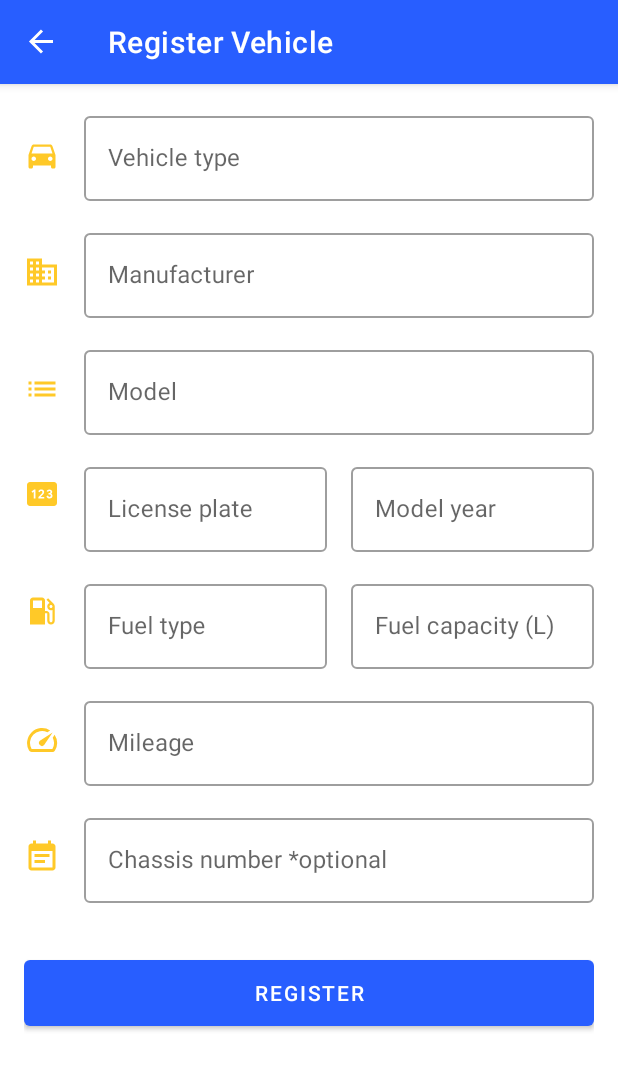
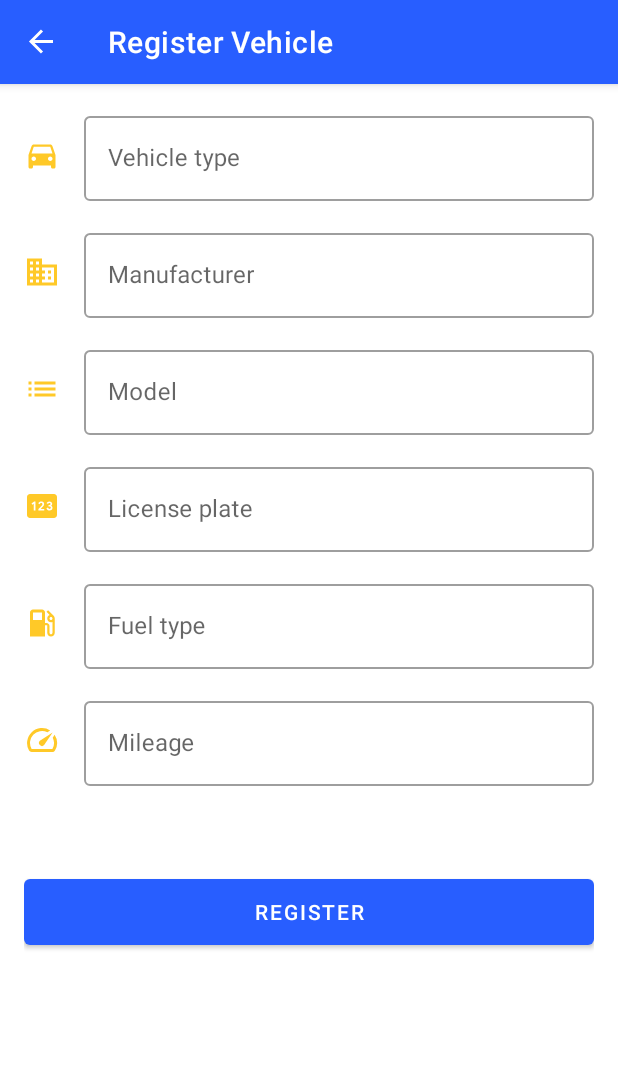
Before and after one commit to PeterKingori/My-Car-Maintenance, an Android app: the VehicleRegistrationFragment screen opened through its navigation route, on a phone screen of 412 x 824 dp. Shown: the top 1070 px of the screen. Run offline under Robolectric (Android 15) with nearby library versions, the light colour scheme and no system bars; our stand-ins replace data binding, navigation-ui; 2 statements that could not run were skipped.

Commit message:
Refactor the vehicle registration fragment by reducing number of fields and refactor the code in other files to make it easier to understand.

```diff
--- a/app/src/main/java/com/pkndegwa/mycarmaintenance/adapter/VehiclesAdapter.kt
+++ b/app/src/main/java/com/pkndegwa/mycarmaintenance/adapter/VehiclesAdapter.kt
@@ -2,8 +2,6 @@ package com.pkndegwa.mycarmaintenance.adapter
 
 import android.view.LayoutInflater
 import android.view.ViewGroup
-import androidx.recyclerview.widget.DiffUtil
-import androidx.recyclerview.widget.ListAdapter
 import androidx.recyclerview.widget.RecyclerView
 import com.pkndegwa.mycarmaintenance.databinding.VehiclesListItemBinding
 import com.pkndegwa.mycarmaintenance.model.Vehicle
@@ -11,7 +9,7 @@ import com.pkndegwa.mycarmaintenance.model.Vehicle
 /**
  * Adapter for the [RecyclerView] in VehiclesFragment.
  */
-class VehiclesAdapter : ListAdapter<Vehicle, VehiclesAdapter.VehiclesViewHolder>(DiffCallback) {
+class VehiclesAdapter(private val dataset: List<Vehicle>) : RecyclerView.Adapter<VehiclesAdapter.VehiclesViewHolder>() {
 
     /**
      * Provides a reference for the views needed to display items in the list.
@@ -20,7 +18,7 @@ class VehiclesAdapter : ListAdapter<Vehicle, VehiclesAdapter.VehiclesViewHolder>
         fun bind(vehicle: Vehicle) {
             binding.vehicleModel.text = vehicle.model
             binding.vehicleManufacturer.text = vehicle.manufacturer
-            binding.vehicleModelYear.text = vehicle.modelYear.toString()
+            binding.vehicleLicense.text = vehicle.licensePlate
             binding.vehicleOdometer.text = vehicle.mileage.toString()
         }
     }
@@ -37,18 +35,12 @@ class VehiclesAdapter : ListAdapter<Vehicle, VehiclesAdapter.VehiclesViewHolder>
      * Replaces the content of an existing view with new data.
      */
     override fun onBindViewHolder(holder: VehiclesViewHolder, position: Int) {
-        val vehicle = getItem(position)
+        val vehicle = dataset[position]
         holder.bind(vehicle)
     }
 
-    companion object DiffCallback : DiffUtil.ItemCallback<Vehicle>() {
-        override fun areItemsTheSame(oldItem: Vehicle, newItem: Vehicle): Boolean {
-            return oldItem == newItem
-        }
-
-        override fun areContentsTheSame(oldItem: Vehicle, newItem: Vehicle): Boolean {
-            return oldItem == newItem
-        }
-
-    }
+    /**
+     * Returns the size of the dataset (invoked by the layout manager).
+     */
+    override fun getItemCount(): Int = dataset.size
 }
--- a/app/src/main/java/com/pkndegwa/mycarmaintenance/data/VehiclesData.kt
+++ b/app/src/main/java/com/pkndegwa/mycarmaintenance/data/VehiclesData.kt
@@ -3,9 +3,9 @@ package com.pkndegwa.mycarmaintenance.data
 import com.pkndegwa.mycarmaintenance.model.Vehicle
 
 object VehiclesData {
-    val vehicles = arrayListOf<Vehicle>()
+    val vehicles = ArrayList<Vehicle>()
 
-    fun getVehiclesData(): List<Vehicle> {
+    fun getVehiclesData(): ArrayList<Vehicle> {
         return vehicles
     }
 }
--- a/app/src/main/java/com/pkndegwa/mycarmaintenance/model/Vehicle.kt
+++ b/app/src/main/java/com/pkndegwa/mycarmaintenance/model/Vehicle.kt
@@ -8,9 +8,6 @@ data class Vehicle(
     var manufacturer: String,
     var model: String,
     var licensePlate: String,
-    var modelYear: Int,
     var fuelType: String,
-    var fuelCapacity: Double,
     var mileage: Int,
-    var chassisNumber: String = "",
 )
--- a/app/src/main/java/com/pkndegwa/mycarmaintenance/model/VehiclesViewModel.kt
+++ b/app/src/main/java/com/pkndegwa/mycarmaintenance/model/VehiclesViewModel.kt
@@ -1,7 +1,5 @@
 package com.pkndegwa.mycarmaintenance.model
 
-import androidx.lifecycle.LiveData
-import androidx.lifecycle.MutableLiveData
 import androidx.lifecycle.ViewModel
 import com.pkndegwa.mycarmaintenance.data.VehiclesData
 
@@ -9,72 +7,32 @@ import com.pkndegwa.mycarmaintenance.data.VehiclesData
  * The [ViewModel] that is attached to the VehiclesFragment.
  */
 class VehiclesViewModel : ViewModel() {
-    private var _vehicleType = MutableLiveData("")
-    val vehicleType: LiveData<String> = _vehicleType
+    private var _vehicleType = ""
+    val vehicleType = _vehicleType
 
-    private var _manufacturer = MutableLiveData("")
-    val manufacturer: LiveData<String> = _manufacturer
+    private var _manufacturer = ""
+    val manufacturer = _manufacturer
 
-    private var _model = MutableLiveData("")
-    val model: LiveData<String> = _model
+    private var _model = ""
+    val model = _model
 
     private var _licensePlate = ""
     val licensePlate = _licensePlate
 
-    private var _modelYear = 1900
-    val modelYear = _modelYear
-
     private var _fuelType = ""
     val fuelType = _fuelType
-
-    private var _fuelCapacity = 0.0
-    val fuelCapacity = _fuelCapacity
 
     private var _mileage = 0
     val mileage = _mileage
 
-    private var _chassisNumber = ""
-    val chassisNumber = _chassisNumber
-
     // The internal variable that stores a list of registered vehicles.
-    private var _vehiclesData: List<Vehicle>? = listOf()
+    private var _vehiclesData = ArrayList<Vehicle>()
 
     // The external immutable variable that's a backing field for _vehiclesData.
-    val vehiclesData: List<Vehicle>? get() = _vehiclesData
+    val vehiclesData: ArrayList<Vehicle> get() = _vehiclesData
 
     init {
         // Initialise the list of vehicles if any exist.
         _vehiclesData = VehiclesData.getVehiclesData()
     }
-
-    fun setVehicleType(type: String) {
-        _vehicleType.value = type
-    }
-
-    fun setVehicleManufacturer(manufacturer: String) {
-        _manufacturer.value = manufacturer
-    }
-
-    // Set vehicle details.
-//    fun setVehicleDetails(
-//        type: String, vehicleManufacturer: String, vehicleModel: String, vehicleLicensePlate: String,
-//        vehicleModelYear: Int, vehicleFuelType: String, vehicleFuelCapacity: Double, vehicleMileage:
-//        Int, vehicleChassisNumber: String = ""
-//    ) {
-//        _vehicleType = type
-//        _manufacturer = vehicleManufacturer
-//        _model = vehicleModel
-//        _licensePlate = vehicleLicensePlate
-//        _modelYear = vehicleModelYear
-//        _fuelType = vehicleFuelType
-//        _fuelCapacity = vehicleFuelCapacity
-//        _mileage = vehicleMileage
-//        _chassisNumber = vehicleChassisNumber
-//
-//        val vehicle = Vehicle(
-//            type, vehicleManufacturer, vehicleModel, vehicleLicensePlate,
-//            vehicleModelYear, vehicleFuelType, vehicleFuelCapacity, vehicleMileage, vehicleChassisNumber
-//        )
-//        VehiclesData.vehicles.add(vehicle)
-//    }
 }
--- a/app/src/main/java/com/pkndegwa/mycarmaintenance/ui/VehiclesFragment.kt
+++ b/app/src/main/java/com/pkndegwa/mycarmaintenance/ui/VehiclesFragment.kt
@@ -5,7 +5,7 @@ import android.view.LayoutInflater
 import android.view.View
 import android.view.ViewGroup
 import androidx.fragment.app.Fragment
-import androidx.fragment.app.activityViewModels
+import androidx.fragment.app.viewModels
 import com.pkndegwa.mycarmaintenance.adapter.VehiclesAdapter
 import com.pkndegwa.mycarmaintenance.databinding.FragmentVehiclesBinding
 import com.pkndegwa.mycarmaintenance.model.VehiclesViewModel
@@ -19,7 +19,7 @@ class VehiclesFragment : Fragment() {
     // This property is only valid between onCreateView and onDestroyView.
     private val binding get() = _binding!!
 
-    private val sharedVehiclesViewModel: VehiclesViewModel by activityViewModels()
+    private val vehiclesViewModel: VehiclesViewModel by viewModels()
 
     /**
      * Inflates the layout with Data Binding, sets its lifecycle owner to the OverviewFragment
@@ -27,15 +27,13 @@ class VehiclesFragment : Fragment() {
      */
     override fun onCreateView(inflater: LayoutInflater, container: ViewGroup?, savedInstanceState: Bundle?): View {
         _binding = FragmentVehiclesBinding.inflate(inflater, container, false)
-
         return binding.root
     }
 
     override fun onViewCreated(view: View, savedInstanceState: Bundle?) {
         // Initialise the RecyclerView adapter
-        val adapter = VehiclesAdapter()
-        binding.vehiclesListRecyclerView.adapter = adapter
-        adapter.submitList(sharedVehiclesViewModel.vehiclesData)
+        val recyclerView = binding.vehiclesListRecyclerView
+        recyclerView.adapter = VehiclesAdapter(vehiclesViewModel.vehiclesData)
     }
 
     /**
--- a/app/src/main/java/com/pkndegwa/mycarmaintenance/ui/WelcomeFragment.kt
+++ b/app/src/main/java/com/pkndegwa/mycarmaintenance/ui/WelcomeFragment.kt
@@ -26,9 +26,7 @@ class WelcomeFragment : Fragment() {
     override fun onViewCreated(view: View, savedInstanceState: Bundle?) {
         // Launch the VehicleRegistrationFragment on addVehicleButton click
         binding.addVehicleButton.setOnClickListener {
-            val action = WelcomeFragmentDirections.actionWelcomeFragmentToVehicleRegistrationFragment(
-                manufacturerName = ""
-            )
+            val action = WelcomeFragmentDirections.actionWelcomeFragmentToVehicleRegistrationFragment()
             view.findNavController().navigate(action)
         }
     }
--- a/app/src/main/res/layout/fragment_vehicle_registration.xml
+++ b/app/src/main/res/layout/fragment_vehicle_registration.xml
@@ -4,13 +4,6 @@
     xmlns:tools="http://schemas.android.com/tools"
     tools:context=".ui.VehicleRegistrationFragment"
     tools:ignore="Autofill">
-
-    <data>
-
-        <variable
-            name="viewModel"
-            type="com.pkndegwa.mycarmaintenance.model.VehiclesViewModel" />
-    </data>
 
     <ScrollView
         android:layout_width="match_parent"
@@ -39,6 +32,7 @@
                 android:layout_marginTop="0dp"
                 android:focusable="false"
                 android:hint="@string/vehicle_type"
+                app:layout_constraintEnd_toEndOf="parent"
                 app:layout_constraintStart_toEndOf="@id/icon_vehicle_type"
                 app:layout_constraintTop_toTopOf="parent">
 
@@ -47,8 +41,7 @@
                     android:layout_width="match_parent"
                     android:layout_height="wrap_content"
                     android:focusable="false"
-                    android:inputType="textCapWords"
-                    android:text="@{viewModel.vehicleType}" />
+                    android:inputType="none" />
 
             </com.google.android.material.textfield.TextInputLayout>
 
@@ -67,8 +60,8 @@
                 style="@style/Widget.MyCarMaintenance.TextInputLayout"
                 android:layout_width="match_parent"
                 android:layout_height="wrap_content"
-                android:focusable="false"
                 android:hint="@string/manufacturer"
+                app:layout_constraintEnd_toEndOf="parent"
                 app:layout_constraintStart_toEndOf="@id/icon_vehicle_manufacturer"
                 app:layout_constraintTop_toBottomOf="@id/vehicle_type">
 
@@ -76,8 +69,6 @@
                     android:id="@+id/vehicle_manufacturer_edit_text"
                     android:layout_width="match_parent"
                     android:layout_height="wrap_content"
-                    android:focusable="false"
-                    android:text="@{viewModel.manufacturer}"
                     android:inputType="textCapWords" />
 
             </com.google.android.material.textfield.TextInputLayout>
@@ -98,6 +89,7 @@
                 android:layout_width="match_parent"
                 android:layout_height="wrap_content"
                 android:hint="@string/model"
+                app:layout_constraintEnd_toEndOf="parent"
                 app:layout_constraintStart_toEndOf="@id/icon_vehicle_model"
                 app:layout_constraintTop_toBottomOf="@id/vehicle_manufacturer">
 
@@ -105,41 +97,30 @@
                     android:id="@+id/vehicle_model_edit_text"
                     android:layout_width="match_parent"
                     android:layout_height="wrap_content"
-                    android:text="@{viewModel.model}"
                     android:inputType="textCapWords" />
 
             </com.google.android.material.textfield.TextInputLayout>
 
             <ImageView
-                android:id="@+id/icon_vehicle_license_year"
+                android:id="@+id/icon_vehicle_license_plate"
                 android:layout_width="wrap_content"
                 android:layout_height="wrap_content"
                 android:importantForAccessibility="no"
-                app:layout_constraintBottom_toBottomOf="@+id/vehicle_license_model_year"
+                app:layout_constraintBottom_toBottomOf="@+id/vehicle_license_plate"
                 app:layout_constraintStart_toStartOf="parent"
-                app:layout_constraintTop_toTopOf="@+id/vehicle_license_model_year"
+                app:layout_constraintTop_toTopOf="@+id/vehicle_license_plate"
                 app:srcCompat="@drawable/ic_baseline_license_24" />
-
-            <LinearLayout
-                android:id="@+id/vehicle_license_model_year"
-                android:layout_width="match_parent"
-                android:layout_height="wrap_content"
-                android:layout_marginStart="40dp"
-                android:baselineAligned="false"
-                android:orientation="horizontal"
-                app:layout_constraintBottom_toTopOf="@id/vehicle_fuel"
-                app:layout_constraintEnd_toEndOf="parent"
-                app:layout_constraintStart_toEndOf="@id/icon_vehicle_license_year"
-                app:layout_constraintTop_toBottomOf="@id/vehicle_model">
 
             <com.google.android.material.textfield.TextInputLayout
                 android:id="@+id/vehicle_license_plate"
-                    style="@style/Widget.MyCarMaintenance.TextInputLayout2"
-                    android:layout_width="0dp"
+                style="@style/Widget.MyCarMaintenance.TextInputLayout"
+                android:layout_width="match_parent"
                 android:layout_height="wrap_content"
-                    android:layout_marginEnd="16dp"
-                    android:layout_weight="1"
-                    android:hint="@string/license_plate">
+                android:hint="@string/license_plate"
+                app:layout_constraintBottom_toTopOf="@id/vehicle_fuel_type"
+                app:layout_constraintEnd_toEndOf="parent"
+                app:layout_constraintStart_toEndOf="@id/icon_vehicle_license_plate"
+                app:layout_constraintTop_toBottomOf="@id/vehicle_model">
 
                 <com.google.android.material.textfield.TextInputEditText
                     android:id="@+id/vehicle_license_plate_edit_text"
@@ -149,77 +130,35 @@
 
             </com.google.android.material.textfield.TextInputLayout>
 
-                <com.google.android.material.textfield.TextInputLayout
-                    android:id="@+id/vehicle_model_year"
-                    style="@style/Widget.MyCarMaintenance.TextInputLayout2"
-                    android:layout_width="0dp"
-                    android:layout_height="wrap_content"
-                    android:layout_weight="1"
-                    android:hint="@string/model_year">
-
-                    <com.google.android.material.textfield.TextInputEditText
-                        android:id="@+id/vehicle_model_year_edit_text"
-                        android:layout_width="match_parent"
-                        android:layout_height="wrap_content"
-                        android:inputType="number" />
-
-                </com.google.android.material.textfield.TextInputLayout>
-            </LinearLayout>
-
             <ImageView
                 android:id="@+id/icon_vehicle_fuel"
                 android:layout_width="wrap_content"
                 android:layout_height="wrap_content"
                 android:importantForAccessibility="no"
-                app:layout_constraintBottom_toBottomOf="@+id/vehicle_fuel"
+                app:layout_constraintBottom_toBottomOf="@+id/vehicle_fuel_type"
                 app:layout_constraintStart_toStartOf="parent"
-                app:layout_constraintTop_toTopOf="@+id/vehicle_fuel"
+                app:layout_constraintTop_toTopOf="@+id/vehicle_fuel_type"
                 app:srcCompat="@drawable/ic_baseline_fuel_type_24" />
-
-            <LinearLayout
-                android:id="@+id/vehicle_fuel"
-                android:layout_width="match_parent"
-                android:layout_height="wrap_content"
-                android:layout_marginStart="40dp"
-                android:baselineAligned="false"
-                android:orientation="horizontal"
-                app:layout_constraintEnd_toEndOf="parent"
-                app:layout_constraintStart_toEndOf="@id/icon_vehicle_fuel"
-                app:layout_constraintTop_toBottomOf="@id/vehicle_license_model_year">
 
             <com.google.android.material.textfield.TextInputLayout
                 android:id="@+id/vehicle_fuel_type"
-                    style="@style/Widget.MyCarMaintenance.TextInputLayout2"
-                    android:layout_width="0dp"
+                style="@style/Widget.MyCarMaintenance.TextInputLayout"
+                android:layout_width="match_parent"
                 android:layout_height="wrap_content"
-                    android:layout_marginEnd="16dp"
-                    android:layout_weight="1"
-                    android:hint="@string/fuel_type">
+                android:focusable="false"
+                android:hint="@string/fuel_type"
+                app:layout_constraintEnd_toEndOf="parent"
+                app:layout_constraintStart_toEndOf="@id/icon_vehicle_fuel"
+                app:layout_constraintTop_toBottomOf="@id/vehicle_license_plate">
 
                 <com.google.android.material.textfield.TextInputEditText
                     android:id="@+id/vehicle_fuel_type_edit_text"
                     android:layout_width="match_parent"
                     android:layout_height="wrap_content"
-                        android:inputType="textCapWords" />
+                    android:focusable="false"
+                    android:inputType="none" />
 
             </com.google.android.material.textfield.TextInputLayout>
-
-                <com.google.android.material.textfield.TextInputLayout
-                    android:id="@+id/vehicle_fuel_capacity"
-                    style="@style/Widget.MyCarMaintenance.TextInputLayout2"
-                    android:layout_width="0dp"
-                    android:layout_height="wrap_content"
-                    android:layout_weight="1"
-                    android:hint="@string/fuel_capacity">
-
-                    <com.google.android.material.textfield.TextInputEditText
-                        android:id="@+id/vehicle_fuel_capacity_edit_text"
-                        android:layout_width="match_parent"
-                        android:layout_height="wrap_content"
-                        android:inputType="numberDecimal" />
-
-                </com.google.android.material.textfield.TextInputLayout>
-            </LinearLayout>
 
             <ImageView
                 android:id="@+id/icon_vehicle_mileage"
@@ -239,7 +178,7 @@
                 android:hint="@string/mileage"
                 app:layout_constraintEnd_toEndOf="parent"
                 app:layout_constraintStart_toEndOf="@id/icon_vehicle_mileage"
-                app:layout_constraintTop_toBottomOf="@id/vehicle_fuel">
+                app:layout_constraintTop_toBottomOf="@id/vehicle_fuel_type">
 
                 <com.google.android.material.textfield.TextInputEditText
                     android:id="@+id/vehicle_mileage_edit_text"
@@ -249,44 +188,16 @@
 
             </com.google.android.material.textfield.TextInputLayout>
 
-            <ImageView
-                android:id="@+id/icon_vehicle_chassis_number"
-                android:layout_width="wrap_content"
-                android:layout_height="wrap_content"
-                android:importantForAccessibility="no"
-                app:layout_constraintBottom_toBottomOf="@+id/vehicle_chassis_number"
-                app:layout_constraintStart_toStartOf="parent"
-                app:layout_constraintTop_toTopOf="@+id/vehicle_chassis_number"
-                app:srcCompat="@drawable/ic_baseline_chassis_number_24" />
-
-            <com.google.android.material.textfield.TextInputLayout
-                android:id="@+id/vehicle_chassis_number"
-                style="@style/Widget.MyCarMaintenance.TextInputLayout"
-                android:layout_width="match_parent"
-                android:layout_height="wrap_content"
-                android:hint="@string/chassis_number"
-                app:layout_constraintEnd_toEndOf="parent"
-                app:layout_constraintStart_toEndOf="@id/icon_vehicle_chassis_number"
-                app:layout_constraintTop_toBottomOf="@id/vehicle_mileage">
-
-                <com.google.android.material.textfield.TextInputEditText
-                    android:id="@+id/vehicle_chassis_number_edit_text"
-                    android:layout_width="match_parent"
-                    android:layout_height="wrap_content"
-                    android:inputType="textCapCharacters" />
-
-            </com.google.android.material.textfield.TextInputLayout>
-
             <com.google.android.material.button.MaterialButton
                 android:id="@+id/register_vehicle_button"
                 android:layout_width="0dp"
                 android:layout_height="wrap_content"
-                android:layout_marginTop="32dp"
+                android:layout_marginTop="56dp"
                 android:minHeight="56dp"
                 android:text="@string/register"
                 app:layout_constraintEnd_toEndOf="parent"
                 app:layout_constraintStart_toStartOf="parent"
-                app:layout_constraintTop_toBottomOf="@+id/vehicle_chassis_number" />
+                app:layout_constraintTop_toBottomOf="@id/vehicle_mileage" />
         </androidx.constraintlayout.widget.ConstraintLayout>
     </ScrollView>
 </layout>
--- a/app/src/main/res/layout/vehicles_list_item.xml
+++ b/app/src/main/res/layout/vehicles_list_item.xml
@@ -37,7 +37,7 @@
                 android:drawableTop="@drawable/ic_baseline_manufacturer_24"
                 android:textAppearance="@style/TextAppearance.MaterialComponents.Body2"
                 app:layout_constraintBottom_toBottomOf="parent"
-                app:layout_constraintEnd_toStartOf="@+id/vehicle_model_year"
+                app:layout_constraintEnd_toStartOf="@+id/vehicle_license"
                 app:layout_constraintHorizontal_bias="0.5"
                 app:layout_constraintHorizontal_chainStyle="spread_inside"
                 app:layout_constraintStart_toStartOf="parent"
@@ -45,17 +45,17 @@
                 tools:text="Suzuki" />
 
             <com.google.android.material.textview.MaterialTextView
-                android:id="@+id/vehicle_model_year"
+                android:id="@+id/vehicle_license"
                 android:layout_width="wrap_content"
                 android:layout_height="wrap_content"
-                android:drawableTop="@drawable/ic_baseline_calendar_month_24"
+                android:drawableTop="@drawable/ic_baseline_license_24"
                 android:textAppearance="@style/TextAppearance.MaterialComponents.Body2"
                 app:layout_constraintBottom_toBottomOf="@+id/vehicle_manufacturer"
                 app:layout_constraintEnd_toStartOf="@+id/vehicle_odometer"
                 app:layout_constraintHorizontal_bias="0.5"
                 app:layout_constraintStart_toEndOf="@+id/vehicle_manufacturer"
                 app:layout_constraintTop_toTopOf="@+id/vehicle_manufacturer"
-                tools:text="2012" />
+                tools:text="KAA 123A" />
 
             <com.google.android.material.textview.MaterialTextView
                 android:id="@+id/vehicle_odometer"
@@ -64,11 +64,11 @@
                 android:layout_marginEnd="32dp"
                 android:drawableTop="@drawable/ic_baseline_mileage_24"
                 android:textAppearance="@style/TextAppearance.MaterialComponents.Body2"
-                app:layout_constraintBottom_toBottomOf="@+id/vehicle_model_year"
+                app:layout_constraintBottom_toBottomOf="@+id/vehicle_license"
                 app:layout_constraintEnd_toEndOf="parent"
                 app:layout_constraintHorizontal_bias="0.5"
-                app:layout_constraintStart_toEndOf="@+id/vehicle_model_year"
-                app:layout_constraintTop_toTopOf="@+id/vehicle_model_year"
+                app:layout_constraintStart_toEndOf="@+id/vehicle_license"
+                app:layout_constraintTop_toTopOf="@+id/vehicle_license"
                 tools:text="65000" />
 
         </androidx.constraintlayout.widget.ConstraintLayout>
```
Also changed, not shown: app/src/main/res/menu/popup_menu_vehicle_type.xml (renamed from app/src/main/res/menu/popup_menu.xml). Lines whose indentation alone changed are shown as unchanged.
